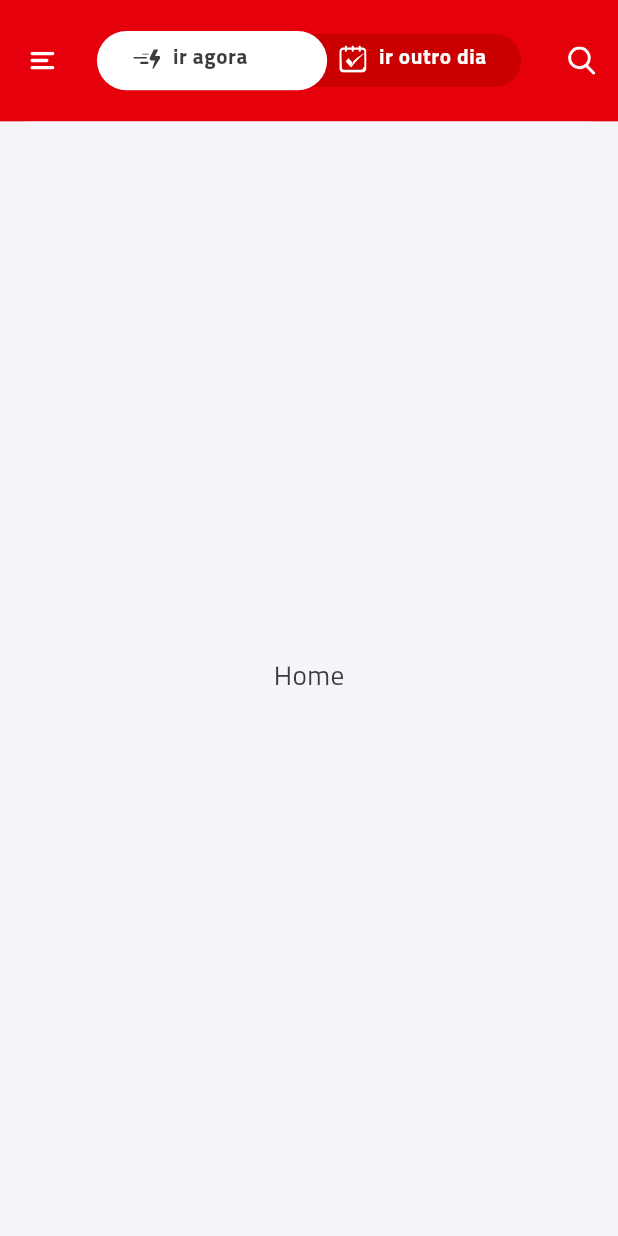
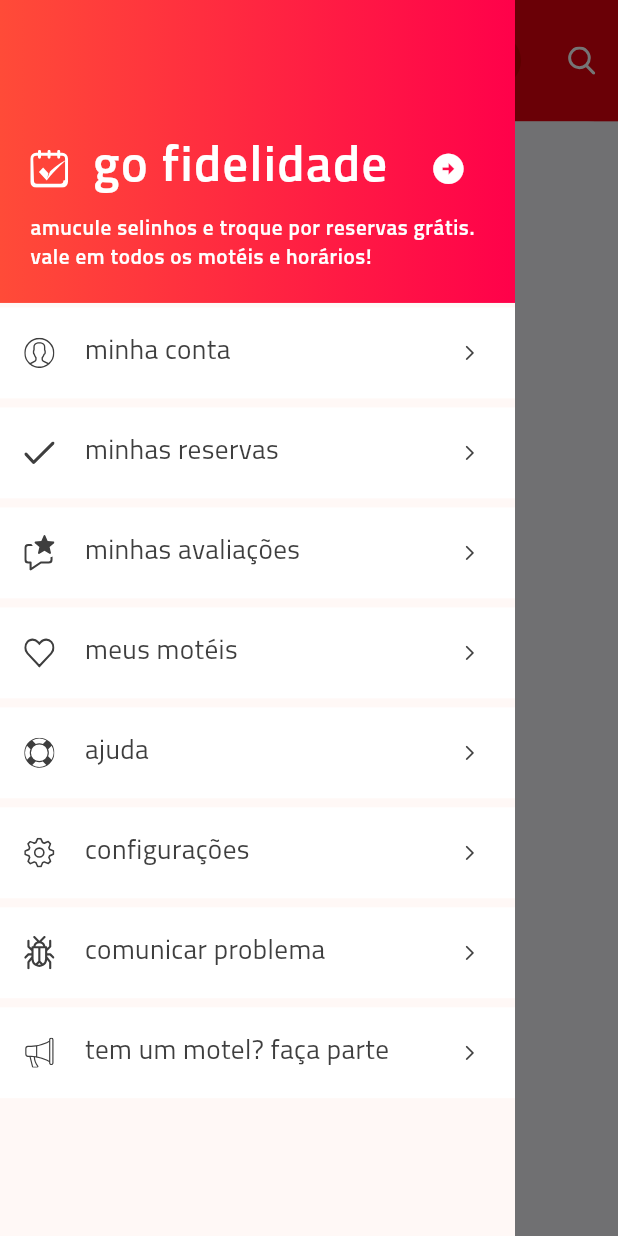
Before and after one commit to VagnerWillian/guia_hoteis_go, a Flutter app: the screen it shows after launch, with the side drawer open (before the commit the screen has no drawer), on a phone screen of 412 x 824 dp. Run offline on Flutter 3.47's test engine with Material 3 defaults, Android fonts, the phone set to English and light mode, and no system bars; our stand-ins replace bubble_tab_indicator, flutter_modular, flutter_svg, responsive_framework.

Commit message:
Menu Drawer

```diff
--- a/lib/_shared/ui/components/custom/custom_pulsating_anim.dart
+++ b/lib/_shared/ui/components/custom/custom_pulsating_anim.dart
@@ -2,14 +2,21 @@ import 'package:flutter/material.dart';
 
 class PulsatingFadeWidgetController {
   AnimationController? _controller;
+  VoidCallback? _onAnimationEnd;
 
   void _bind(AnimationController controller) {
     _controller = controller;
+    _controller?.addStatusListener((status) {
+      if (status == AnimationStatus.completed) {
+        _onAnimationEnd?.call();
+      }
+    });
   }
 
-  void start(VoidCallback? run) {
-    _controller?.repeat();
-    if (run != null) run();
+  void start({VoidCallback? onEnd}) {
+    _onAnimationEnd = onEnd;
+    _controller?.forward(from: 0.0);
+    if (onEnd != null) onEnd();
   }
 
   void stop() {
@@ -51,11 +58,11 @@ class _PulsatingFadeWidgetState extends State<PulsatingFadeWidget>
     _scaleAnimation = TweenSequence<double>([
       TweenSequenceItem(
         tween: Tween<double>(begin: 1.0, end: 0.5).chain(CurveTween(curve: Curves.easeInOut)),
-        weight: 30,
+        weight: 70,
       ),
       TweenSequenceItem(
-        tween: Tween<double>(begin: 0.5, end: 10.1).chain(CurveTween(curve: Curves.easeInOut)),
-        weight: 70,
+        tween: Tween<double>(begin: 0.5, end: 10.0).chain(CurveTween(curve: Curves.easeInOut)),
+        weight: 30,
       ),
     ]).animate(_animationController);
 
--- a/lib/_shared/ui/components/custom/custom_svg_icon.dart
+++ b/lib/_shared/ui/components/custom/custom_svg_icon.dart
@@ -2,10 +2,19 @@ import 'package:flutter/material.dart';
 import 'package:flutter_svg/flutter_svg.dart';
 
 enum SvgIconData {
+  logo('assets/images/logo_white.svg'),
   menu('assets/icons/menu.svg'),
   search('assets/icons/buscar.svg'),
   goNow('assets/icons/ir-agora.svg'),
-  goAfter('assets/icons/ir-depois.svg');
+  goAfter('assets/icons/ir-depois.svg'),
+  megafone('assets/icons/megafone.svg'),
+  bug('assets/icons/bug.svg'),
+  config('assets/icons/configuracoes.svg'),
+  help('assets/icons/ajuda.svg'),
+  myAccount('assets/icons/minha-conta.svg'),
+  hearth('assets/icons/coracao2.svg'),
+  reviews('assets/icons/reviews.svg'),
+  myReservations('assets/icons/minhas-reservas.svg');
 
   final String asset;
   const SvgIconData(this.asset);
@@ -35,7 +44,7 @@ class SvgIcon extends StatelessWidget {
             svgIconData.asset,
             width: size ?? 18,
             colorFilter: ColorFilter.mode(
-              IconTheme.of(context).color!,
+              color ?? IconTheme.of(context).color!,
               BlendMode.srcIn,
             ),
           ),
--- a/lib/_shared/ui/themes/dark_theme.dart
+++ b/lib/_shared/ui/themes/dark_theme.dart
@@ -3,8 +3,8 @@ import 'package:flutter/material.dart';
 class AppDarkTheme {
   static const primaryColor = Color(0xFFE6000C);
   static const appBarColor = Color(0xFF222222);
-  static const secondaryColor = Color(0xFF570006);
-  static const scaffoldColor = Color(0xFFF5F4F9);
+  static const secondaryColor = Color(0xFF171717);
+  static const scaffoldColor = Color(0xFF171717);
   static const containerColor = Color(0xFFFFFFFF);
   static const defaultTextColor = Color(0xFF3C3C3C);
 
@@ -17,9 +17,11 @@ class AppDarkTheme {
             color: Colors.white,
           ),
         ),
+        drawerTheme: const DrawerThemeData(backgroundColor: scaffoldColor),
         colorScheme: const ColorScheme.light(
           primary: primaryColor,
           secondary: secondaryColor,
+          primaryContainer: scaffoldColor,
         ),
         textTheme: const TextTheme(
           bodySmall: TextStyle(color: defaultTextColor, fontSize: 14),
--- a/lib/_shared/ui/themes/light_theme.dart
+++ b/lib/_shared/ui/themes/light_theme.dart
@@ -6,7 +6,7 @@ class AppLightTheme {
   static const secondaryColor = Color(0xFFCA0000);
   static const scaffoldColor = Color(0xFFF5F4F9);
   static const containerColor = Color(0xFFFFFFFF);
-  static const defaultTextColor = Color(0xFF3C3C3C);
+  static const defaultTextColor = Color(0xFF3E3E3E);
 
   static ThemeData get theme => ThemeData(
         fontFamily: 'Titillium',
@@ -17,14 +17,57 @@ class AppLightTheme {
             color: Colors.white,
           ),
         ),
+        listTileTheme: const ListTileThemeData(
+          iconColor: defaultTextColor,
+          textColor: defaultTextColor,
+        ),
+        drawerTheme: const DrawerThemeData(
+          backgroundColor: Color(0xFFFFF8F6),
+          shape: RoundedRectangleBorder(),
+        ),
         colorScheme: const ColorScheme.light(
           primary: primaryColor,
           secondary: secondaryColor,
+          primaryContainer: containerColor,
+        ),
+        iconButtonTheme: IconButtonThemeData(
+          style: IconButton.styleFrom(
+            foregroundColor: Colors.white,
+          ),
         ),
         textTheme: const TextTheme(
-          bodySmall: TextStyle(color: defaultTextColor, fontSize: 14),
-          bodyMedium: TextStyle(color: defaultTextColor, fontSize: 18),
-          bodyLarge: TextStyle(color: defaultTextColor, fontSize: 22),
+          bodySmall: TextStyle(
+            color: defaultTextColor,
+            fontSize: 14,
+            fontWeight: FontWeight.w600,
+          ),
+          bodyMedium: TextStyle(
+            color: defaultTextColor,
+            fontSize: 18,
+          ),
+          bodyLarge: TextStyle(
+            color: defaultTextColor,
+            fontSize: 22,
+            fontWeight: FontWeight.w600,
+          ),
+          titleSmall: TextStyle(
+            color: primaryColor,
+            fontSize: 18,
+            fontWeight: FontWeight.bold,
+            fontStyle: FontStyle.italic,
+          ),
+          titleMedium: TextStyle(
+            color: primaryColor,
+            fontSize: 20,
+            fontWeight: FontWeight.bold,
+            fontStyle: FontStyle.italic,
+          ),
+          titleLarge: TextStyle(
+            color: primaryColor,
+            fontSize: 27,
+            fontWeight: FontWeight.bold,
+            fontStyle: FontStyle.italic,
+          ),
         ),
       );
 }
--- a/lib/core/constants/routes.dart
+++ b/lib/core/constants/routes.dart
@@ -2,4 +2,6 @@ class AppRoutes {
   static const baseRoute = '/';
   static const homeRoute = '/inicio/';
   static const splashRoute = '/carregando/';
+
+  static String genericRoute({String? name}) => name == null ? '/:name' : '/$name';
 }
--- a/lib/modules/base_module/module.dart
+++ b/lib/modules/base_module/module.dart
@@ -4,11 +4,13 @@ import 'package:flutter_modular/flutter_modular.dart';
 import '../../core/_core.dart';
 import '../_modules.dart';
 import 'ui/pages/base_page.dart';
+import 'ui/pages/generic_page.dart';
 
 class BaseModule extends Module {
   @override
   void routes(RouteManager r) {
-    r.child(
+    r
+      ..child(
         AppRoutes.baseRoute,
         child: (_) => const BasePage(),
         transition: TransitionType.fadeIn,
@@ -16,6 +18,12 @@ class BaseModule extends Module {
         children: [
           ModuleRoute(AppRoutes.homeRoute, module: HomeModule()),
         ],
+      )
+      ..child(
+        AppRoutes.genericRoute(),
+        child: (_) => GenericPage(name: Modular.args.data),
+        transition: TransitionType.rightToLeft,
+        duration: const Duration(milliseconds: 200)
       );
   }
 }
--- a/lib/modules/base_module/ui/components/_components.dart
+++ b/lib/modules/base_module/ui/components/_components.dart
@@ -1 +1,2 @@
 export 'bubble_navigation_bar.dart';
+export 'left_drawer.dart';
--- /dev/null
+++ b/lib/modules/base_module/ui/components/left_drawer.dart
@@ -0,0 +1,110 @@
+import 'package:flutter/material.dart';
+import 'package:flutter_modular/flutter_modular.dart';
+
+import '../../../../_shared/_shared.dart';
+import '../../../../core/_core.dart';
+
+class LeftDrawer extends StatefulWidget {
+  const LeftDrawer({super.key});
+
+  @override
+  State<LeftDrawer> createState() => _LeftDrawerState();
+}
+
+class _LeftDrawerState extends State<LeftDrawer> {
+  @override
+  Widget build(BuildContext context) {
+    return Drawer(
+      width: MediaQuery.of(context).size.width / 1.2,
+      child: SingleChildScrollView(
+        child: Column(
+          crossAxisAlignment: CrossAxisAlignment.stretch,
+          children: [
+            Container(
+              height: 200,
+              decoration: const BoxDecoration(
+                gradient: LinearGradient(
+                  colors: [
+                    Color(0xFFFF4B38),
+                    Color(0xFFFF014A),
+                  ],
+                ),
+              ),
+              padding: const EdgeInsets.all(20.0),
+              child: Column(
+                crossAxisAlignment: CrossAxisAlignment.start,
+                mainAxisAlignment: MainAxisAlignment.end,
+                children: [
+                  ListTile(
+                    contentPadding: EdgeInsets.zero,
+                    leading: const SvgIcon(SvgIconData.goAfter, size: 25, color: Colors.white),
+                    title: FittedBox(
+                      child: Text(
+                        'go fidelidade',
+                        style: Theme.of(context)
+                            .textTheme
+                            .bodySmall
+                            ?.copyWith(color: Colors.white, fontWeight: FontWeight.w600),
+                      ),
+                    ),
+                    trailing: IconButton(
+                      onPressed: () {},
+                      icon: const Icon(
+                        Icons.arrow_circle_right,
+                        size: 24,
+                        color: Colors.white,
+                      ),
+                    ),
+                  ),
+                  Text(
+                    'amucule selinhos e troque por reservas grátis.\n'
+                    'vale em todos os motéis e horários!',
+                    style: Theme.of(context).textTheme.bodySmall?.copyWith(
+                          color: Colors.white,
+                        ),
+                  ),
+                ],
+              ),
+            ),
+            _buildMenuItem(icon: SvgIconData.myAccount, name: 'minha conta'),
+            _buildMenuItem(icon: SvgIconData.myReservations, name: 'minhas reservas'),
+            _buildMenuItem(icon: SvgIconData.reviews, name: 'minhas avaliações'),
+            _buildMenuItem(icon: SvgIconData.hearth, name: 'meus motéis'),
+            _buildMenuItem(icon: SvgIconData.help, name: 'ajuda'),
+            _buildMenuItem(icon: SvgIconData.config, name: 'configurações'),
+            _buildMenuItem(icon: SvgIconData.bug, name: 'comunicar problema'),
+            _buildMenuItem(icon: SvgIconData.megafone, name: 'tem um motel? faça parte'),
+          ],
+        ),
+      ),
+    );
+  }
+
+  Widget _buildMenuItem({required SvgIconData icon, required String name}) => Container(
+        height: 60,
+        color: Theme.of(context).colorScheme.primaryContainer,
+        margin: const EdgeInsets.symmetric(vertical: 3),
+        child: Center(
+          child: ListTile(
+            onTap: () => Modular.to.pushNamed(
+              AppRoutes.genericRoute(name: name),
+              arguments: name,
+            ),
+            leading: SvgIcon(
+              icon,
+              size: 20,
+              color: Theme.of(context).textTheme.bodySmall?.color,
+            ),
+            title: Text(
+              name,
+              style: Theme.of(context).textTheme.bodyMedium,
+            ),
+            trailing: Icon(
+              Icons.arrow_forward_ios_rounded,
+              size: 12,
+              color: Theme.of(context).textTheme.bodySmall?.color,
+            ),
+          ),
+        ),
+      );
+}
--- a/lib/modules/base_module/ui/pages/base_page.dart
+++ b/lib/modules/base_module/ui/pages/base_page.dart
@@ -25,12 +25,17 @@ class _BasePageState extends State<BasePage> {
         ],
       ).value,
       child: Scaffold(
+        drawer: const LeftDrawer(),
         appBar: AppBar(
-          leading: const SvgIcon(
-            SvgIconData.menu,
-            padding: EdgeInsets.all(20),
+          toolbarHeight: 80,
+          leading: Builder(
+            builder: (context) {
+              return IconButton(
+                onPressed: ()=>Scaffold.of(context).openDrawer(),
+                icon: const SvgIcon(SvgIconData.menu),
+              );
+            },
           ),
-          toolbarHeight: 80,
           title: const BubbleNavigationBar(),
           centerTitle: true,
           actions: [
--- /dev/null
+++ b/lib/modules/base_module/ui/pages/generic_page.dart
@@ -0,0 +1,38 @@
+import 'package:flutter/material.dart';
+import 'package:flutter_modular/flutter_modular.dart';
+
+import '../../../../_shared/_shared.dart';
+
+class GenericPage extends StatefulWidget {
+  final String name;
+  const GenericPage({this.name = 'Generico', super.key});
+
+  @override
+  State<GenericPage> createState() => _GenericPageState();
+}
+
+class _GenericPageState extends State<GenericPage> {
+  @override
+  Widget build(BuildContext context) {
+    return Scaffold(
+      appBar: AppBar(
+        backgroundColor: Colors.transparent,
+        iconTheme: IconThemeData(color: Theme.of(context).textTheme.bodySmall?.color),
+        leading: IconButton(
+          onPressed: Modular.to.pop,
+          icon: const Icon(Icons.keyboard_arrow_left),
+        ),
+        bottom: PreferredSize(
+          preferredSize: const Size(double.maxFinite, 80),
+          child: Text(
+            widget.name,
+            style: Theme.of(context).textTheme.titleLarge,
+          ),
+        ),
+      ),
+      body: const Column(
+        children: [],
+      ),
+    );
+  }
+}
--- a/lib/modules/splash_module/ui/pages/splash_page.dart
+++ b/lib/modules/splash_module/ui/pages/splash_page.dart
@@ -17,10 +17,11 @@ class _SplashPageState extends State<SplashPage> {
 
   Future<void> _startApp() async {
     await Future.delayed(const Duration(seconds: 2));
-    _animController.start(_openBasePage);
+    _animController.start(onEnd: _openBasePage);
   }
 
-  void _openBasePage(){
+  Future<void> _openBasePage()async{
+    await Future.delayed(const Duration(milliseconds: 500));
     Modular.to.pushReplacementNamed(AppRoutes.homeRoute);
   }
 
```
Also changed, not shown: assets/icons/ajuda.svg (added), assets/icons/bug.svg (added), assets/icons/configuracoes.svg (added), assets/icons/coracao2.svg (added), assets/icons/megafone.svg (added), assets/icons/minha-conta.svg (added), assets/icons/minhas-reservas.svg (added), assets/icons/reviews.svg (added). Lines whose indentation alone changed are shown as unchanged.
